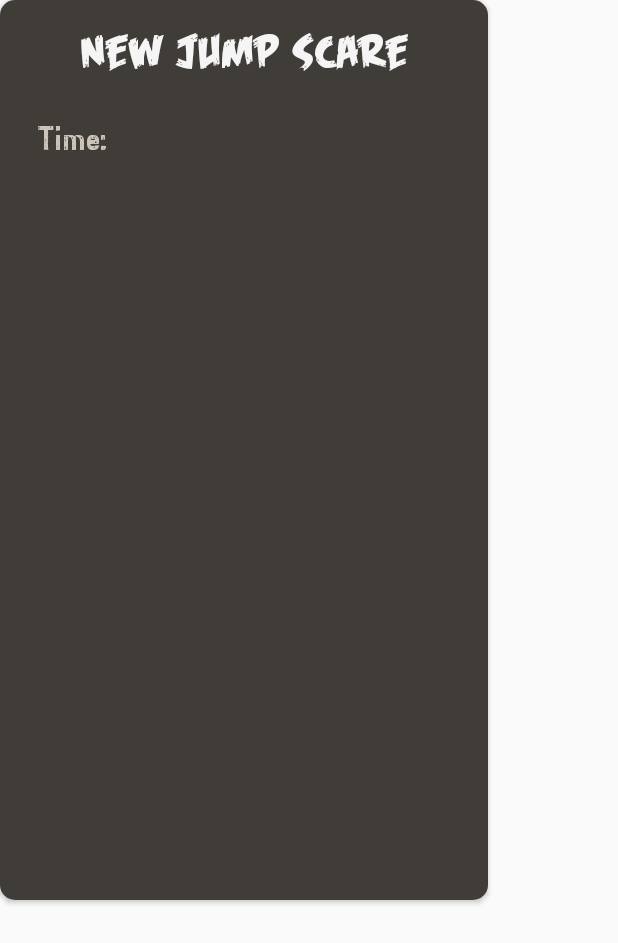
After one commit to williamxyshi/share-the-JUMPscare, an Android app: the layout popup_window.xml on its own in the app's theme, with its tools: preview values and no code run, on a phone screen of 412 x 824 dp. The commit adds this screen. Shown: the top 943 px of the screen. Run offline under Robolectric (Android 15) with nearby library versions, the phone set to English and light mode, and no system bars; network calls fail.

Commit message:
new post popup

```diff
--- a/noJUMPscares-android/app/build.gradle
+++ b/noJUMPscares-android/app/build.gradle
@@ -58,7 +58,7 @@ dependencies {
     implementation  "com.squareup.retrofit2:converter-gson:2.3.0"
     implementation  "io.reactivex.rxjava2:rxandroid:2.0.1"
 
-
+    implementation 'com.google.android.material:material:1.1.0-alpha06'
     implementation 'com.squareup.okhttp3:logging-interceptor:4.2.1'
 
 }
--- a/noJUMPscares-android/app/src/main/java/com/williamxyshi/njsandroid/viewmodels/MainActivityViewModel.kt
+++ b/noJUMPscares-android/app/src/main/java/com/williamxyshi/njsandroid/viewmodels/MainActivityViewModel.kt
@@ -50,6 +50,10 @@ class MainActivityViewModel(application: Application): AndroidViewModel(applicat
     var currentMovieDetailWebServer: MutableLiveData<MovieDataClasses.ServerMovieResult> = MutableLiveData()
 
 
+
+    var newPostClicked: MutableLiveData<Boolean> = MutableLiveData()
+
+
     var userPassword:String = ""
     var userEmail:String  = ""
 
--- /dev/null
+++ b/noJUMPscares-android/app/src/main/res/layout/popup_window.xml
@@ -0,0 +1,48 @@
+<?xml version="1.0" encoding="utf-8"?>
+<androidx.cardview.widget.CardView  xmlns:android="http://schemas.android.com/apk/res/android"
+    android:layout_width="wrap_content"
+    android:layout_height="wrap_content"
+    app:cardCornerRadius="10dp"
+    android:elevation="20dp"
+    xmlns:app="http://schemas.android.com/apk/res-auto"
+    >
+    <androidx.constraintlayout.widget.ConstraintLayout
+        android:layout_width="325dp"
+        android:layout_height="600dp"
+        android:id="@+id/featuredMoviesContainer"
+        android:background="@color/backgroundColorLight"
+
+        >
+
+        <TextView
+            android:id="@+id/title"
+            android:layout_marginTop="15dp"
+            android:layout_width="wrap_content"
+            android:layout_height="wrap_content"
+            android:text="New Jump Scare"
+            android:textSize="30dp"
+            android:textColor="@color/white_smoke"
+            android:fontFamily="@font/halloween"
+            app:layout_constraintLeft_toLeftOf="parent"
+            app:layout_constraintRight_toRightOf="parent"
+            app:layout_constraintTop_toTopOf="parent"/>
+
+        <TextView
+            android:layout_width="wrap_content"
+            android:layout_height="wrap_content"
+            app:layout_constraintLeft_toLeftOf="parent"
+            app:layout_constraintTop_toBottomOf="@id/title"
+            android:layout_marginTop="25dp"
+            android:layout_marginLeft="25dp"
+            android:textColor="@color/silverAccent"
+            android:textSize="20dp"
+            android:fontFamily="@font/mainfont"
+            android:text="Time:"/>
+
+
+
+
+
+    </androidx.constraintlayout.widget.ConstraintLayout>
+
+</androidx.cardview.widget.CardView>
```
Also changed, not shown: noJUMPscares-android/app/src/main/java/com/williamxyshi/njsandroid/MainActivity.kt (+8 -6 lines), noJUMPscares-android/app/src/main/java/com/williamxyshi/njsandroid/fragments/DetailFragment.kt (+35 -3 lines), noJUMPscares-android/app/src/main/res/layout/fragment_detail.xml (+26 -0 lines), noJUMPscares-android/app/src/main/res/drawable/ic_plus.png (added), noJUMPscares-android/app/src/main/res/layout/cell_detail_post.xml (line endings or trailing spaces), 1 other file.
